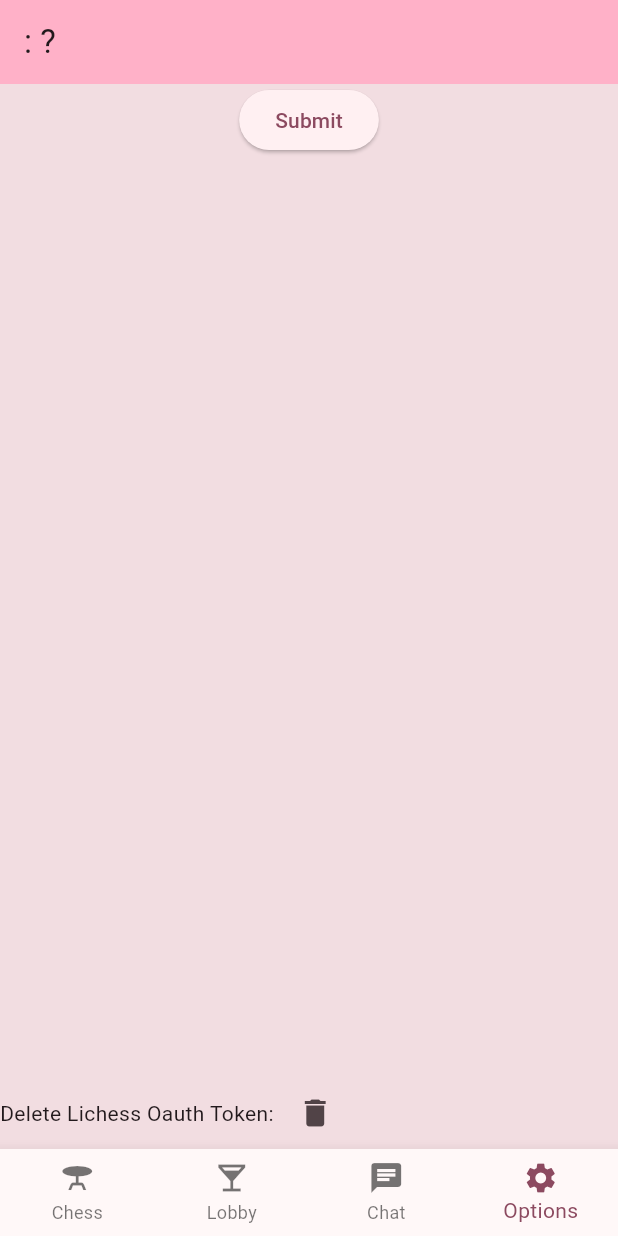
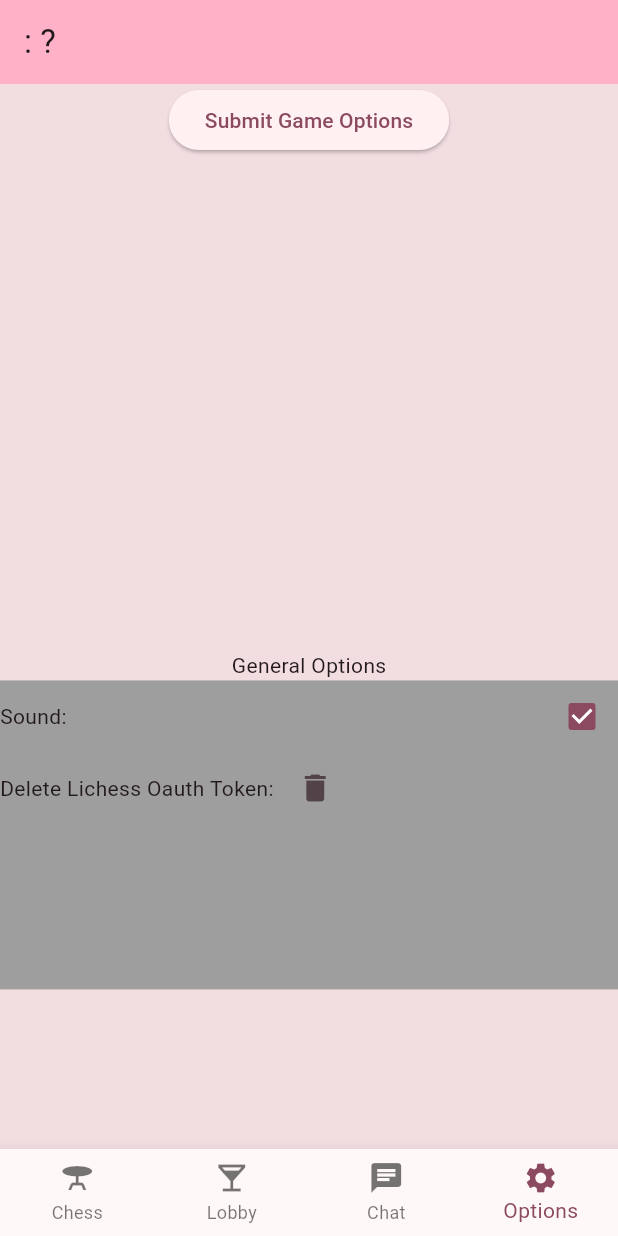
Before and after one commit to JohnChernoff/mole_app, a Flutter app: the screen it shows after launch, item 4 of the bottom bar chosen, on a phone screen of 412 x 824 dp. Run offline on Flutter 3.47's test engine with Material 2 defaults, Android fonts, the phone set to English and light mode, and no system bars; our stand-ins replace audioplayers, fast_immutable_collections, numberpicker, shared_preferences, webview_flutter; missing offline and left inert: chessground, dartchess, oauth2; network calls fail.

Commit message:
sounds, general options

```diff
--- a/lib/src/mole_client.dart
+++ b/lib/src/mole_client.dart
@@ -1,3 +1,4 @@
+import 'package:audioplayers/audioplayers.dart';
 import 'package:chessground/chessground.dart';
 import 'package:dartchess/dartchess.dart' hide Move;
 import 'package:fast_immutable_collections/fast_immutable_collections.dart';
@@ -50,6 +51,9 @@ class MoleClient extends ChangeNotifier {
   Map<String, dynamic> options = {};
   bool modal = false;
   List<dynamic> servLog = List<dynamic>.empty(growable: true);
+  bool sound = true;
+  final audio = AudioPlayer();
+  double volume = .5;
 
   MoleClient(this.address) {
     SharedPreferences.getInstance().then((sp) {
@@ -74,18 +78,29 @@ class MoleClient extends ChangeNotifier {
       "rampage" : handleRampage,
       "molebomb" : handleMolebomb,
       "options" : handleOptions,
-      "votelist" : handleVotelist
+      "votelist" : handleVotelist,
+      "side" : handleSide
     };
     _connect();
   }
 
-  void _connect() {
+
+  void _playTrack(track) {
+    if (sound) audio.play(AssetSource('audio/tracks/$track.mp3'), volume: volume);
+  }
+
+  void _playClip(clip) {
+    if (sound) audio.play(AssetSource('audio/clips/$clip.mp3'), volume: volume);
+  }
+
+  void _connect()  {
+    _playTrack("intro");
     print("Connecting to $address");
     sock = MoleSock(address,connected,handleMsg,disconnected);
   }
 
-  void switchGame(String title) {
-    if (games[title ?? ""] != null) {
+  void switchGame(String? title) {
+    if (games[(title ?? "")] != null) {
       currentGame = games[title]!;
       send("update",data:title);
     }
@@ -94,6 +109,12 @@ class MoleClient extends ChangeNotifier {
   void submitOptions() {
     print(jsonEncode(options));
     send("set_opt",data: options);
+  }
+
+  void handleSide(data) { //print("New Side: " + data["color"]);
+    if (currentGame == getGame(data["source"])) {
+      orientWhite = data["color"] == "white";
+    }
   }
 
   void handleOptions(data) {
@@ -108,6 +129,7 @@ class MoleClient extends ChangeNotifier {
   //TODO: fix server to work with these
   void handleDefection(data) {
     if (getGame(data["source"]) == currentGame) {
+      _playClip("defect");
       Dialogs.popup("${data["player"]["user"]["name"]} defects!",
           imgFilename: "defection.png");
     }
@@ -115,6 +137,7 @@ class MoleClient extends ChangeNotifier {
 
   void handleRampage(data) {
     if (getGame(data["source"]) == currentGame) {
+      _playClip("rampage");
       Dialogs.popup("${data["player"]["user"]["name"]} rampages!",
           imgFilename: "rampage.png");
     }
@@ -122,6 +145,7 @@ class MoleClient extends ChangeNotifier {
 
   void handleMolebomb(data) {
     if (getGame(data["source"]) == currentGame) {
+      _playClip("bomb");
       Dialogs.popup("${data["player"]["user"]["name"]} bombs!",
           imgFilename: "molebomb.png");
     }
@@ -131,6 +155,7 @@ class MoleClient extends ChangeNotifier {
     MoleGame game = getGame(data["source"]);
     if (game == currentGame) {
       String role = data["msg"];
+      _playClip("role_${role.toLowerCase()}");
       Dialogs.popup("You are the $role",imgFilename: "${role.toLowerCase()}.png");
     }
   }
@@ -147,6 +172,7 @@ class MoleClient extends ChangeNotifier {
   void handleMove(data) { //print("New move: ${data['move']}");
     final title = data["title"]; //print("Updating: $title");
     final MoleGame game = getGame(title);
+    if (game == currentGame) _playClip(game.jsonData["turn"] == 0 ? "move_black" : "move_white");
     _updateMoveHistory(data,game);
   }
 
@@ -219,6 +245,7 @@ class MoleClient extends ChangeNotifier {
 
   void handleErrorMessage(data) {
     final source = games[data['source']]?.title ?? 'Serv:';
+    _playClip("doink");
     Dialogs.popup("$source: ${data['msg']}");
     //servLog.add({"msg": data['msg'],"player": "serv","color": "FF0000"});
   }
@@ -325,6 +352,7 @@ class MoleClient extends ChangeNotifier {
   }
 
   void newGame(String title) { print("Create game: $title");
+    _playClip("bump");
     send("newgame",data :{"game": title}); //, "color": 0});
   }
 
--- a/lib/src/options_page.dart
+++ b/lib/src/options_page.dart
@@ -20,14 +20,17 @@ class _OptionsPageState extends State<OptionsPage> {
 
   @override
   Widget build(BuildContext context) {
+    final double screenWidth = MediaQuery.of(context).size.width;
+    final double screenHeight = MediaQuery.of(context).size.height;
     return Column(
-      mainAxisAlignment: MainAxisAlignment.center,
-      children: [
+        mainAxisAlignment: MainAxisAlignment.start,
+        children: <Widget>[
           ElevatedButton(
               onPressed: widget.client.submitOptions,
-            child: const Text("Submit")
-        ),
-        Expanded(
+              child: const Text("Submit Game Options")),
+          SizedBox(
+            width: screenWidth,
+            height: screenHeight/2.5,
             child: ListView.builder(
               itemCount: widget.client.options.keys.length,
               itemBuilder: (context, index) {
@@ -42,6 +45,26 @@ class _OptionsPageState extends State<OptionsPage> {
               },
             ),
           ),
+          const Text("General Options"),
+          Container(
+            color: Colors.grey,
+            width: screenWidth,
+            height: screenHeight/4,
+            child: ListView(
+              children: [
+                Row(
+                    mainAxisAlignment: MainAxisAlignment.spaceBetween,
+                  children: [
+                    const Text("Sound:"),
+                    Checkbox(
+                        value: widget.client.sound,
+                        onChanged: (b) => setState(() {
+                          widget.client.sound = b!;
+                          if (!b) widget.client.audio.stop();
+                        })
+                    ),
+                  ],
+                ),
                 Row(
                   children: [
                     const Text("Delete Lichess Oauth Token: "),
@@ -52,7 +75,9 @@ class _OptionsPageState extends State<OptionsPage> {
                   ],
                 ),
               ],
-
+            ),
+          ),
+        ],
     );
   }
 
--- a/pubspec.yaml
+++ b/pubspec.yaml
@@ -45,6 +45,7 @@ dependencies:
   chessground: ^2.1.0
   dartchess: ^0.5.0
   fast_immutable_collections: ^9.1.6
+  audioplayers: ^5.2.0
 
 dev_dependencies:
   flutter_test:
@@ -102,7 +103,8 @@ flutter:
   assets:
     - assets/images/
     - assets/fonts/
-
+    - assets/audio/tracks/
+    - assets/audio/clips/
   # fonts:
   # - family: FancyFonts
   #   fonts:
```
Also changed, not shown: lib/src/lobby_page.dart (+31 -16 lines), pubspec.lock, 21 other files. Lines whose indentation alone changed are shown as unchanged.
